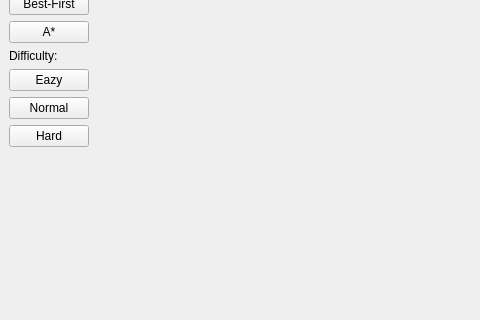
This is mainwindow.ui in Dimitil/VKR as Qt 5 draws it before an edit; both pictures show x 0 to 480 and y 113 to 433 of the 627 by 433 pixel window. The edited form follows.
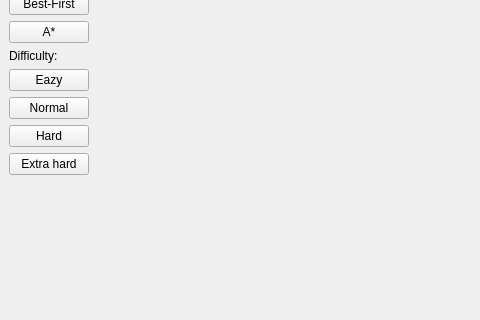
This is the edited form. Custom widgets are drawn as their Qt base class.

What changed in the file:
```diff
--- a/mainwindow.ui
+++ b/mainwindow.ui
@@ -104,6 +104,13 @@
         </property>
        </widget>
       </item>
+      <item>
+       <widget class="QPushButton" name="extraHardPushButton">
+        <property name="text">
+         <string>Extra hard</string>
+        </property>
+       </widget>
+      </item>
       <item>
        <spacer name="verticalSpacer">
         <property name="orientation">
```
Left out of the diff: 5 changed lines with no effect on the pictures.
